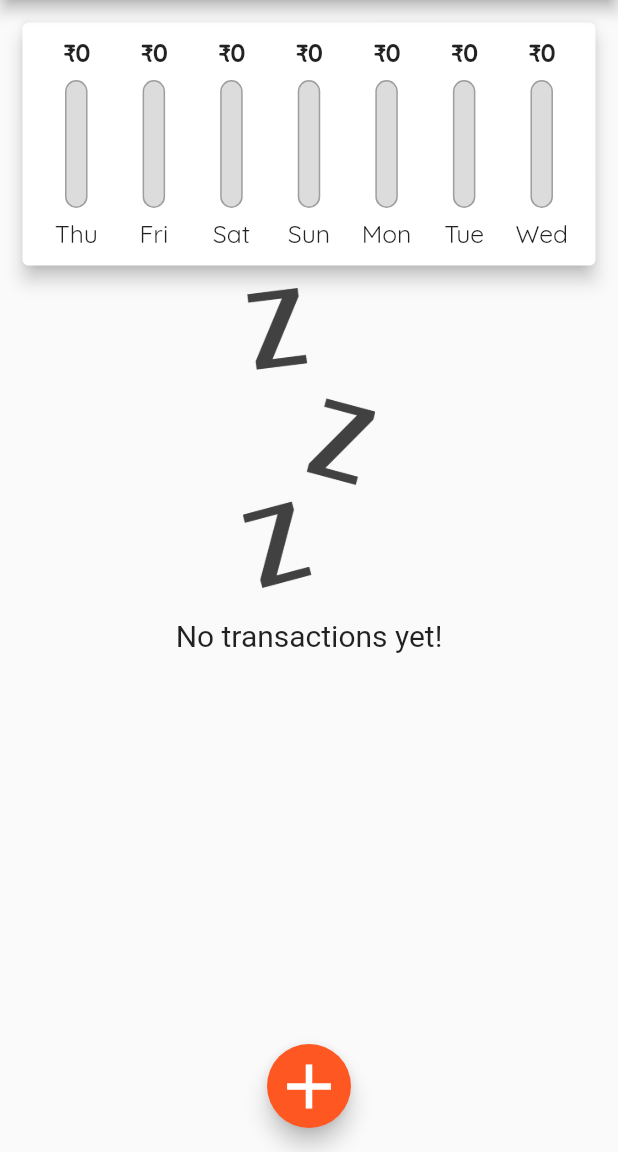
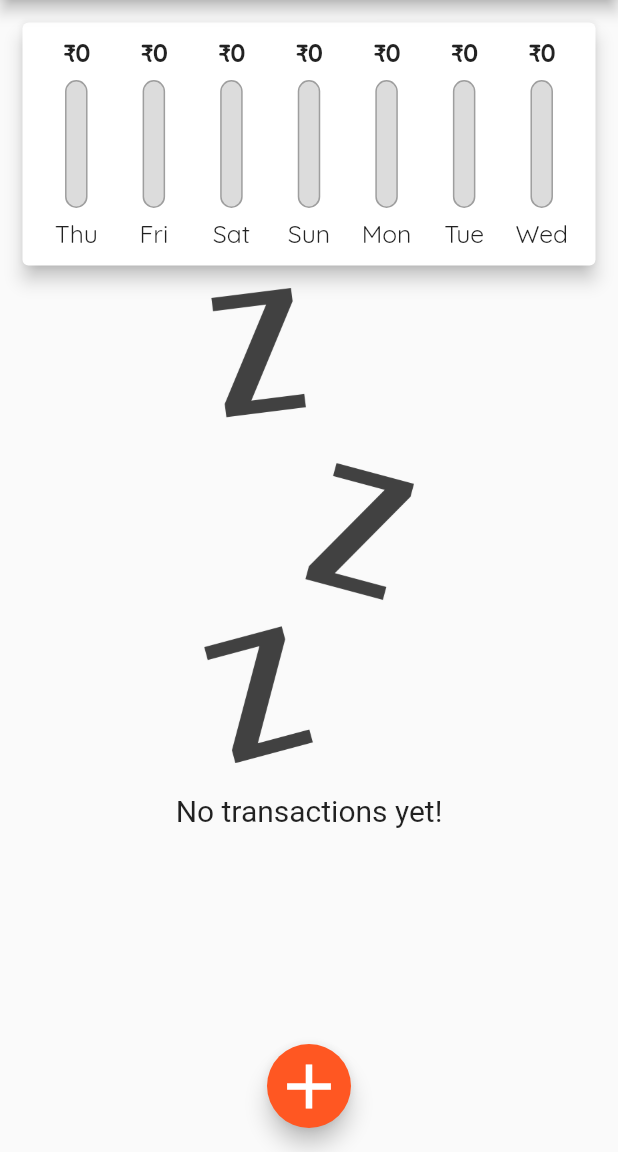
Before and after one commit to agrawalkunal2001/My_Expenses, a Flutter app: the screen it shows after launch, on a phone screen of 412 x 824 dp, the part 84-1236 px from its top. Run offline on Flutter 3.47's test engine with Material 2 defaults, Android fonts, the phone set to English and light mode, and no system bars; Roboto replaces fonts that are missing (OpenSans-Bold, Quicksand-Bold).

```diff
--- a/lib/main.dart
+++ b/lib/main.dart
@@ -1,3 +1,4 @@
+// import 'package:flutter/services.dart';
 import 'package:flutter/material.dart';
 import 'package:my_expenses/widgets/chart.dart';
 import 'package:my_expenses/widgets/transaction_list.dart';
@@ -6,6 +7,11 @@ import 'package:my_expenses/widgets/user_input.dart';
 import 'models/transaction.dart';
 
 void main() {
+  // WidgetsFlutterBinding.ensureInitialized();
+  // SystemChrome.setPreferredOrientations([
+  //   DeviceOrientation.portraitUp,
+  //   DeviceOrientation.portraitDown
+  // ]); // This is a system level setting which restricts the usage of app in landscape mode.
   runApp(const MyApp());
 }
 
@@ -37,6 +43,8 @@ class _HomePageState extends State<HomePage> {
     // Transaction(id: "t1", title: "Veggies", amount: 200, date: DateTime.now()),
     // Transaction(id: "t2", title: "Clothes", amount: 1000, date: DateTime.now()),
   ];
+
+  bool _showChart = false;
 
   List<Transaction> get _recentTransactions {
     return _userTransaction.where((tx) {
@@ -77,6 +85,8 @@ class _HomePageState extends State<HomePage> {
 
   @override
   Widget build(BuildContext context) {
+    final isLandscape =
+        MediaQuery.of(context).orientation == Orientation.landscape;
     final appBar = AppBar(
       actions: <Widget>[
         IconButton(
@@ -93,25 +103,53 @@ class _HomePageState extends State<HomePage> {
         style: TextStyle(fontFamily: "OpenSans-Bold", fontSize: 23),
       ),
     );
+    final txListWidget = Container(
+        height: (MediaQuery.of(context).size.height -
+                appBar.preferredSize.height -
+                MediaQuery.of(context).padding.top) *
+            0.75, // Calculate the height of transaction list dynamically based on device sizes
+        child: TransactionList(_userTransaction, _deleteTransaction));
     return Scaffold(
       appBar: appBar,
       body: SingleChildScrollView(
         child: Column(
           mainAxisAlignment: MainAxisAlignment.start,
           crossAxisAlignment: CrossAxisAlignment.stretch,
+          children: [
+            if (isLandscape)
+              Row(
+                mainAxisAlignment: MainAxisAlignment.center,
                 children: <Widget>[
+                  Text(
+                    "Show Chart!",
+                    style: TextStyle(fontSize: 20),
+                  ),
+                  Switch(
+                      value: _showChart,
+                      onChanged: (val) {
+                        setState(() {
+                          _showChart = val;
+                        });
+                      }),
+                ],
+              ),
+            if (!isLandscape)
               Container(
                   height: (MediaQuery.of(context).size.height -
                           appBar.preferredSize.height -
                           MediaQuery.of(context).padding.top) *
                       0.25, // Calculate the height of chart dynamically based on device sizes
                   child: Chart(_recentTransactions)),
-            Container(
+            if (!isLandscape) txListWidget,
+            if (isLandscape)
+              _showChart
+                  ? Container(
                       height: (MediaQuery.of(context).size.height -
                               appBar.preferredSize.height -
                               MediaQuery.of(context).padding.top) *
-                    0.75, // Calculate the height of transaction list dynamically based on device sizes
-                child: TransactionList(_userTransaction, _deleteTransaction)),
+                          0.60, // Calculate the height of chart dynamically based on device sizes
+                      child: Chart(_recentTransactions))
+                  : txListWidget
           ],
         ),
       ),
--- a/lib/widgets/transaction_list.dart
+++ b/lib/widgets/transaction_list.dart
@@ -11,10 +11,12 @@ class TransactionList extends StatelessWidget {
   Widget build(BuildContext context) {
     return Container(
       child: userTransaction.isEmpty
-          ? Column(
+          ? LayoutBuilder(builder: (ctx, constraint) {
+              // We can use constraints to set the height and width of elements of widgets inside dynamically based on the size of widget applied outside.
+              return Column(
                 children: <Widget>[
                   Container(
-                  height: 200,
+                    height: constraint.maxHeight * 0.55,
                     child: Image.asset(
                       "assets/images/waiting.png",
                       fit: BoxFit.cover,
@@ -25,10 +27,12 @@ class TransactionList extends StatelessWidget {
                   ),
                   Text(
                     "No transactions yet!",
-                  style: TextStyle(fontFamily: "Quicksand-Bold", fontSize: 20),
+                    style:
+                        TextStyle(fontFamily: "Quicksand-Bold", fontSize: 20),
                   ),
                 ],
-            )
+              );
+            })
           : ListView.builder(
               itemBuilder: (ctx, index) {
                 return Card(
```
Lines whose indentation alone changed are shown as unchanged.
